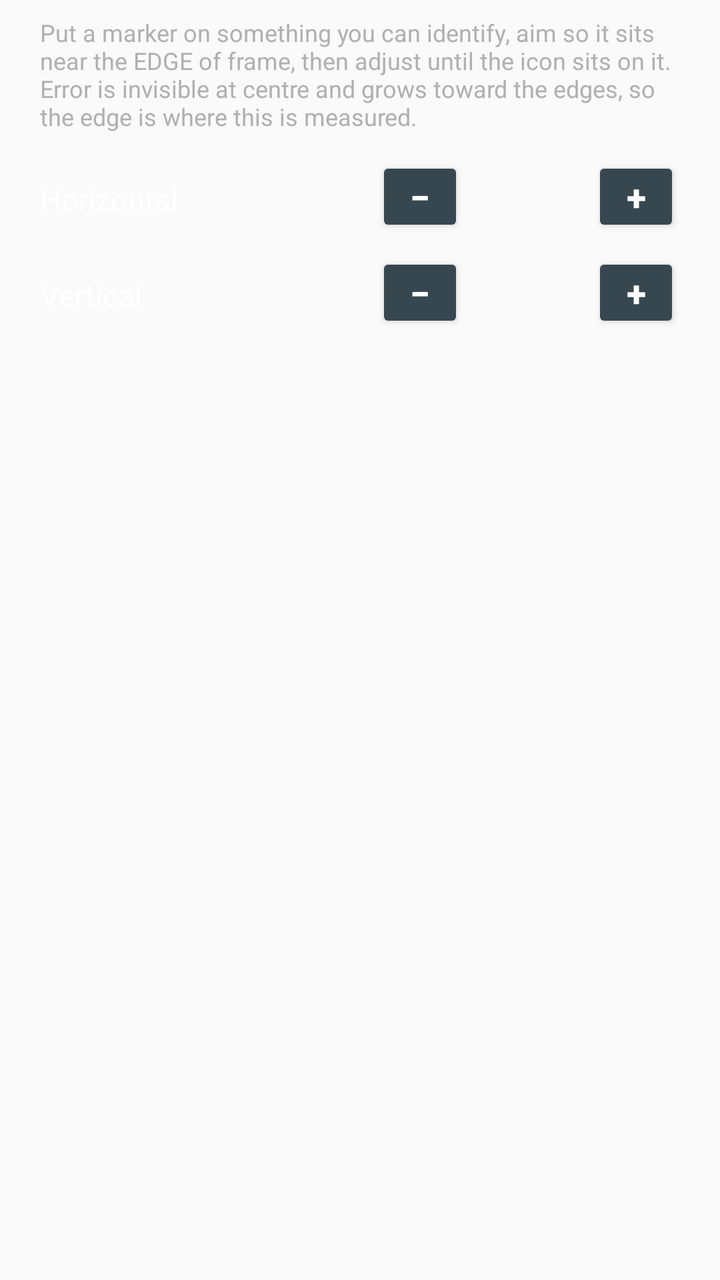
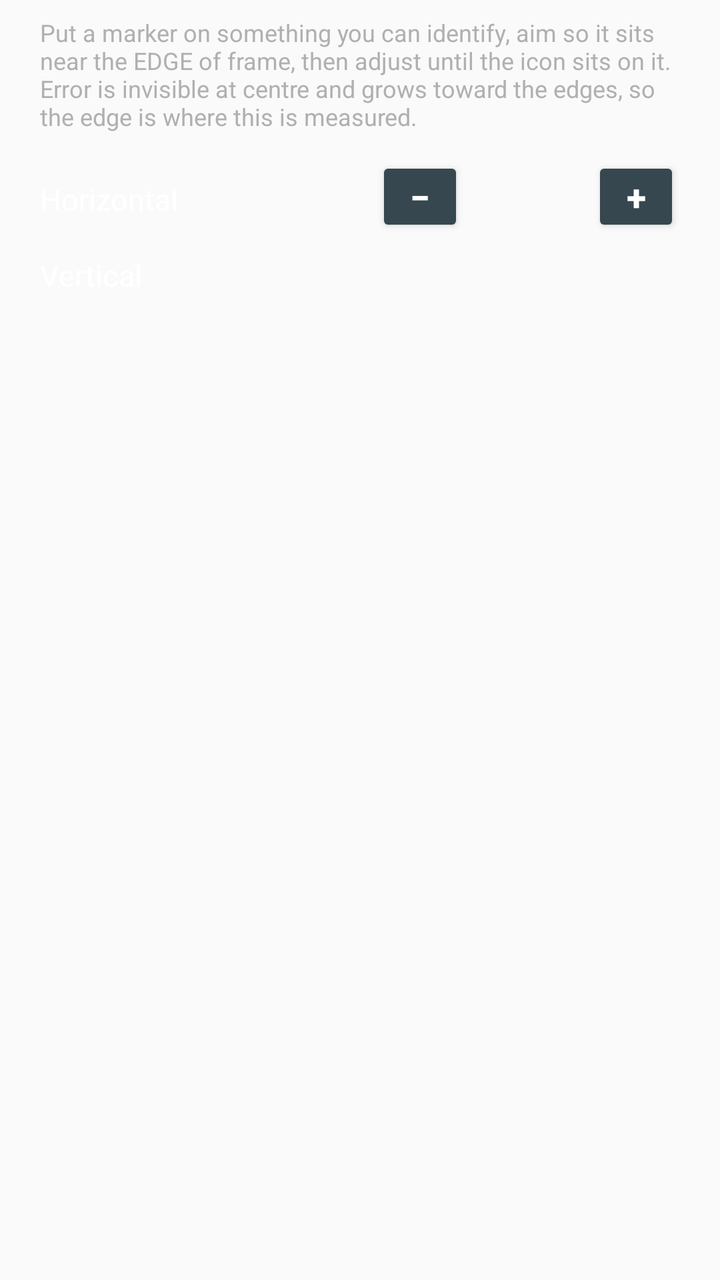

The first picture is an Android layout as it rendered before a commit; the second is the same layout after the commit. The layout source and the unified diff follow.
<!-- AndroidManifest.xml: application theme AppTheme -->
<!-- res/layout/dialog_ar_fov.xml -->
<?xml version="1.0" encoding="utf-8"?>
<LinearLayout xmlns:android="http://schemas.android.com/apk/res/android"
    android:layout_width="match_parent"
    android:layout_height="wrap_content"
    android:orientation="vertical"
    android:paddingStart="20dp"
    android:paddingTop="8dp"
    android:paddingEnd="20dp"
    android:paddingBottom="4dp">

    <TextView
        android:layout_width="match_parent"
        android:layout_height="wrap_content"
        android:text="Put a marker on something you can identify, aim so it sits near the EDGE of frame, then adjust until the icon sits on it. Error is invisible at centre and grows toward the edges, so the edge is where this is measured."
        android:textColor="#B0B0B0"
        android:textSize="12sp"
        android:paddingBottom="12dp" />

    <LinearLayout style="@style/takFormRow">
        <TextView
            android:layout_width="0dp"
            android:layout_height="wrap_content"
            android:layout_weight="1"
            android:gravity="center_vertical"
            android:text="Horizontal"
            android:textColor="#FFFFFF"
            android:textSize="15sp" />
        <Button
            android:id="@+id/arFovHMinus"
            style="@style/takFovStepButton"
            android:text="−" />
        <TextView
            android:id="@+id/arFovHValue"
            style="@style/takFovValue" />
        <Button
            android:id="@+id/arFovHPlus"
            style="@style/takFovStepButton"
            android:text="+" />
    </LinearLayout>

    <LinearLayout style="@style/takFormRow" android:layout_marginTop="8dp">
        <TextView
            android:layout_width="0dp"
            android:layout_height="wrap_content"
            android:layout_weight="1"
            android:gravity="center_vertical"
            android:text="Vertical"
            android:textColor="#FFFFFF"
            android:textSize="15sp" />
        <Button
            android:id="@+id/arFovVMinus"
            style="@style/takFovStepButton"
            android:text="−" />
        <TextView
            android:id="@+id/arFovVValue"
            style="@style/takFovValue" />
        <Button
            android:id="@+id/arFovVPlus"
            style="@style/takFovStepButton"
            android:text="+" />
    </LinearLayout>

    <TextView
        android:id="@+id/arFovHint"
        android:layout_width="match_parent"
        android:layout_height="wrap_content"
        android:layout_marginTop="12dp"
        android:textColor="#9AC4FF"
        android:textSize="12sp" />
</LinearLayout>
<!-- resources referenced by this layout -->
<resources>
  <style name="takFormRow">
          <item name="android:layout_width">match_parent</item>
          <item name="android:layout_height">wrap_content</item>
          <item name="android:orientation">horizontal</item>
      </style>
  <style name="takFovStepButton">
          <item name="android:layout_width">44dp</item>
          <item name="android:layout_height">40dp</item>
          <item name="android:minWidth">0dp</item>
          <item name="android:minHeight">0dp</item>
          <item name="android:padding">0dp</item>
          <item name="android:textSize">18sp</item>
          <item name="android:textStyle">bold</item>
          <item name="android:textColor">@color/tp_text_primary</item>
          <item name="android:backgroundTint">@color/tp_btn_neutral</item>
      </style>
  <style name="takFovValue">
          <item name="android:layout_width">64dp</item>
          <item name="android:layout_height">wrap_content</item>
          <item name="android:gravity">center</item>
          <item name="android:textColor">@color/tp_text_primary</item>
          <item name="android:textSize">16sp</item>
          <item name="android:textStyle">bold</item>
      </style>
  <style name="AppTheme" parent="Theme.AppCompat.Light.DarkActionBar">
          
          <item name="colorPrimary">@color/colorPrimary</item>
          <item name="colorPrimaryDark">@color/colorPrimaryDark</item>
          <item name="colorAccent">@color/colorAccent</item>
          <item name="android:navigationBarColor">@color/colorPrimary</item>
          <item name="actionMenuTextAppearance">@style/menu_item_appearance</item>
      </style>
  <color name="tp_text_primary">#FFFFFF</color>
  <color name="tp_btn_neutral">#37474F</color>
  <color name="colorPrimary">#314268</color>
  <color name="colorPrimaryDark">#314268</color>
  <color name="colorAccent">#314268</color>
  <style name="menu_item_appearance" parent="@android:style/TextAppearance.Holo.Widget.ActionBar.Menu">
          <item name="android:textSize">25sp</item>
      </style>
</resources>

<!-- the commit's change to res/layout/dialog_ar_fov.xml (unified diff, before → after) -->
@@ -47,17 +47,11 @@
             android:text="Vertical"
             android:textColor="#FFFFFF"
             android:textSize="15sp" />
-        <Button
-            android:id="@+id/arFovVMinus"
-            style="@style/takFovStepButton"
-            android:text="−" />
+        
         <TextView
             android:id="@+id/arFovVValue"
             style="@style/takFovValue" />
-        <Button
-            android:id="@+id/arFovVPlus"
-            style="@style/takFovStepButton"
-            android:text="+" />
+        
     </LinearLayout>
 
     <TextView
